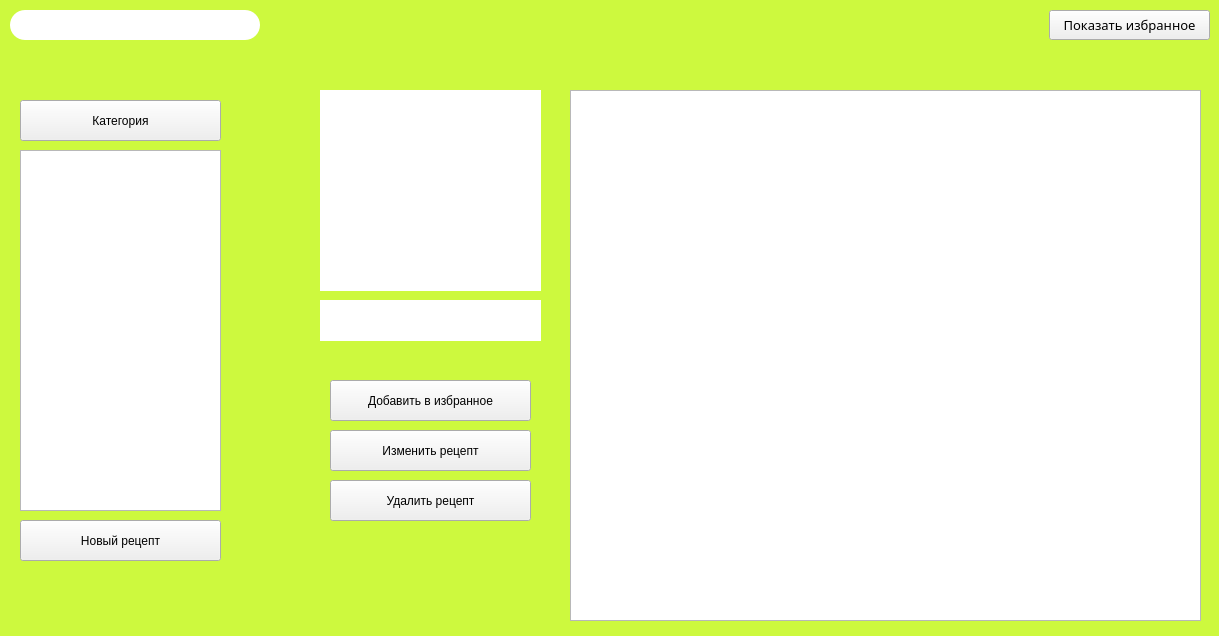
Krasnoffsky/Study, file Visual Programming/CourseWork/Part2/ReceptBook/mainwindow.ui: the form before one commit.
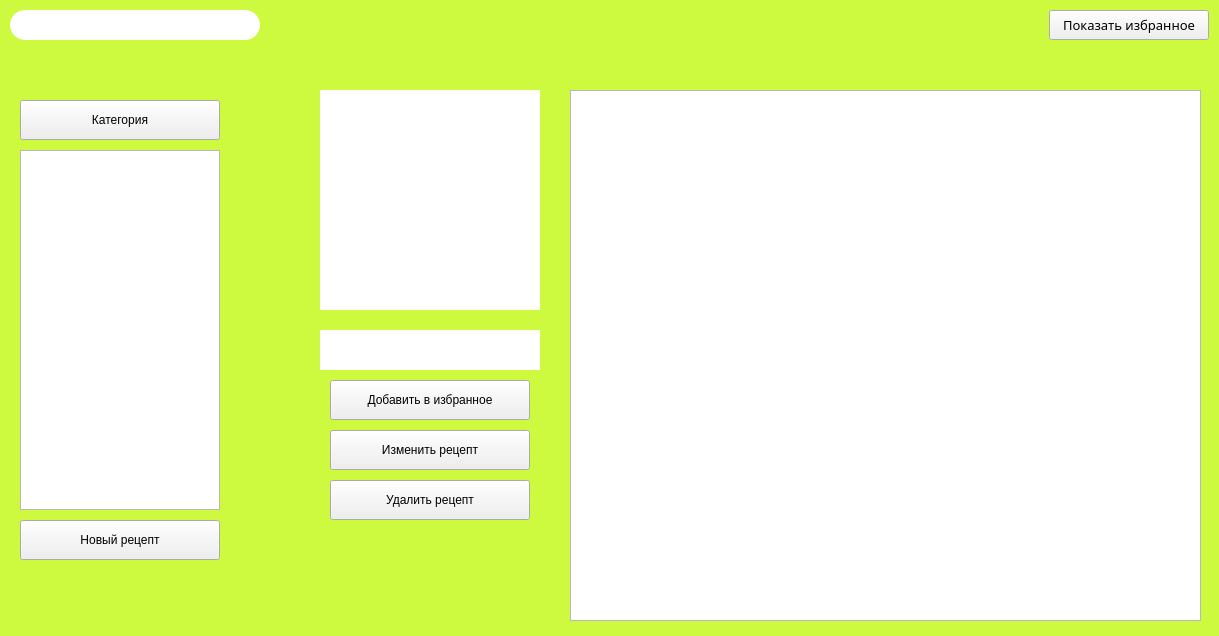
The form after the commit.

Patch:
```diff
--- a/Visual Programming/CourseWork/Part2/ReceptBook/mainwindow.ui
+++ b/Visual Programming/CourseWork/Part2/ReceptBook/mainwindow.ui
@@ -58,7 +58,7 @@
      <rect>
       <x>1049</x>
       <y>10</y>
-      <width>161</width>
+      <width>160</width>
       <height>30</height>
      </rect>
     </property>
@@ -124,8 +124,8 @@
      <rect>
       <x>20</x>
       <y>100</y>
-      <width>201</width>
-      <height>41</height>
+      <width>200</width>
+      <height>40</height>
      </rect>
     </property>
     <property name="text">
@@ -137,8 +137,8 @@
      <rect>
       <x>20</x>
       <y>150</y>
-      <width>201</width>
-      <height>361</height>
+      <width>200</width>
+      <height>360</height>
      </rect>
     </property>
    </widget>
@@ -147,8 +147,8 @@
      <rect>
       <x>20</x>
       <y>520</y>
-      <width>201</width>
-      <height>41</height>
+      <width>200</width>
+      <height>40</height>
      </rect>
     </property>
     <property name="text">
@@ -160,8 +160,8 @@
      <rect>
       <x>330</x>
       <y>380</y>
-      <width>201</width>
-      <height>41</height>
+      <width>200</width>
+      <height>40</height>
      </rect>
     </property>
     <property name="text">
@@ -173,8 +173,8 @@
      <rect>
       <x>320</x>
       <y>90</y>
-      <width>221</width>
-      <height>201</height>
+      <width>220</width>
+      <height>220</height>
      </rect>
     </property>
     <property name="text">
@@ -186,8 +186,8 @@
      <rect>
       <x>330</x>
       <y>430</y>
-      <width>201</width>
-      <height>41</height>
+      <width>200</width>
+      <height>40</height>
      </rect>
     </property>
     <property name="text">
@@ -199,8 +199,8 @@
      <rect>
       <x>330</x>
       <y>480</y>
-      <width>201</width>
-      <height>41</height>
+      <width>200</width>
+      <height>40</height>
      </rect>
     </property>
     <property name="text">
@@ -211,9 +211,9 @@
     <property name="geometry">
      <rect>
       <x>320</x>
-      <y>300</y>
-      <width>221</width>
-      <height>41</height>
+      <y>330</y>
+      <width>220</width>
+      <height>40</height>
      </rect>
     </property>
     <property name="cursor">
```
